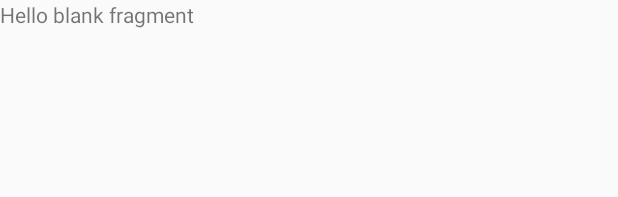
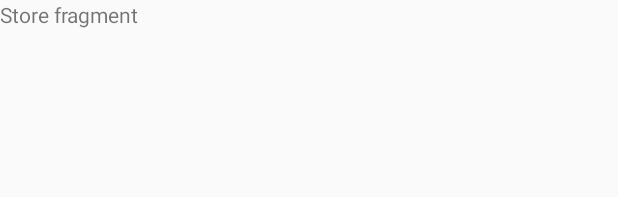
Before and after one commit to FutureAndroidDeveloper/Cookbook, an Android app: the layout fragment_store.xml on its own in the app's theme, with its tools: preview values and no code run, on a phone screen of 412 x 824 dp. Shown: the top 197 px of the screen. Run offline under Robolectric (Android 15) with nearby library versions, the phone set to English and light mode, and no system bars.

Commit message:
Create fragments for ViewPager

```diff
--- a/app/src/main/res/layout/fragment_favorite.xml
+++ b/app/src/main/res/layout/fragment_favorite.xml
@@ -9,6 +9,6 @@
     <TextView
         android:layout_width="match_parent"
         android:layout_height="match_parent"
-        android:text="@string/hello_blank_fragment" />
+        android:text="@string/favorite_title" />
 
 </FrameLayout>
--- a/app/src/main/res/layout/fragment_store.xml
+++ b/app/src/main/res/layout/fragment_store.xml
@@ -9,6 +9,6 @@
     <TextView
         android:layout_width="match_parent"
         android:layout_height="match_parent"
-        android:text="@string/hello_blank_fragment" />
+        android:text="@string/store_title" />
 
 </FrameLayout>
--- a/app/src/main/res/values/strings.xml
+++ b/app/src/main/res/values/strings.xml
@@ -2,5 +2,7 @@
     <string name="app_name">Cookbook</string>
 
     <!-- TODO: Remove or change this placeholder text -->
-    <string name="hello_blank_fragment">Hello blank fragment</string>
+    <string name="favorite_title">Favorite fragment</string>
+    <string name="store_title">Store fragment</string>
+
 </resources>
```
